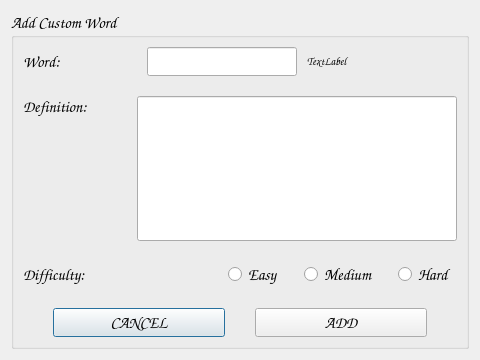
Old version of the form GUI/Forms/addcustomworddialog.ui in the repository dmitrykitty/hang-game.
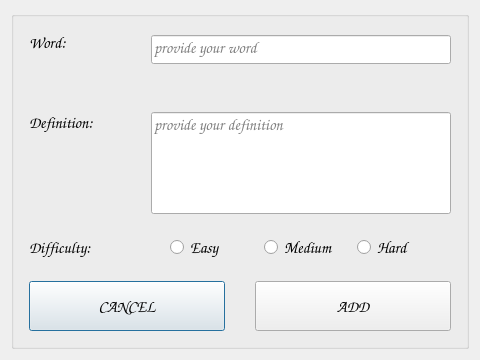
New version of the form.

The edit to the form file:
```diff
--- a/GUI/Forms/addcustomworddialog.ui
+++ b/GUI/Forms/addcustomworddialog.ui
@@ -38,79 +38,164 @@
       <font>
        <family>Comic Sans MS</family>
        <pointsize>12</pointsize>
+       <underline>false</underline>
+       <kerning>true</kerning>
       </font>
      </property>
      <property name="title">
-      <string>Add Custom Word</string>
+      <string/>
+     </property>
+     <property name="alignment">
+      <set>Qt::AlignmentFlag::AlignLeading|Qt::AlignmentFlag::AlignLeft|Qt::AlignmentFlag::AlignTop</set>
+     </property>
+     <property name="flat">
+      <bool>true</bool>
+     </property>
+     <property name="checkable">
+      <bool>false</bool>
      </property>
      <layout class="QGridLayout" name="gridLayout">
-      <item row="0" column="0">
-       <layout class="QVBoxLayout" name="verticalLayout">
-        <property name="spacing">
+      <property name="leftMargin">
+       <number>15</number>
+      </property>
+      <property name="topMargin">
+       <number>15</number>
+      </property>
+      <property name="rightMargin">
+       <number>15</number>
+      </property>
+      <property name="bottomMargin">
+       <number>15</number>
+      </property>
+      <property name="horizontalSpacing">
+       <number>10</number>
+      </property>
+      <property name="verticalSpacing">
          <number>20</number>
         </property>
-        <item>
+      <item row="0" column="0">
          <layout class="QHBoxLayout" name="horizontalLayout_4">
-          <property name="spacing">
-           <number>10</number>
+        <property name="sizeConstraint">
+         <enum>QLayout::SizeConstraint::SetFixedSize</enum>
           </property>
           <item>
            <widget class="QLabel" name="labelWord">
+          <property name="sizePolicy">
+           <sizepolicy hsizetype="Preferred" vsizetype="Minimum">
+            <horstretch>0</horstretch>
+            <verstretch>0</verstretch>
+           </sizepolicy>
+          </property>
+          <property name="minimumSize">
+           <size>
+            <width>0</width>
+            <height>60</height>
+           </size>
+          </property>
             <property name="font">
              <font>
               <family>Comic Sans MS</family>
               <pointsize>12</pointsize>
+            <underline>false</underline>
+            <kerning>true</kerning>
              </font>
             </property>
             <property name="text">
              <string>Word:</string>
             </property>
+          <property name="alignment">
+           <set>Qt::AlignmentFlag::AlignLeading|Qt::AlignmentFlag::AlignLeft|Qt::AlignmentFlag::AlignTop</set>
+          </property>
            </widget>
           </item>
           <item>
-           <widget class="QLineEdit" name="lineEdit">
+         <layout class="QVBoxLayout" name="verticalLayout">
+          <property name="rightMargin">
+           <number>0</number>
+          </property>
+          <item>
+           <widget class="QLineEdit" name="lineEditWord">
             <property name="sizePolicy">
-             <sizepolicy hsizetype="Minimum" vsizetype="Fixed">
+             <sizepolicy hsizetype="Fixed" vsizetype="Fixed">
               <horstretch>0</horstretch>
               <verstretch>0</verstretch>
              </sizepolicy>
             </property>
             <property name="minimumSize">
              <size>
-              <width>150</width>
+              <width>300</width>
               <height>0</height>
              </size>
             </property>
+            <property name="font">
+             <font>
+              <family>Comic Sans MS</family>
+              <pointsize>12</pointsize>
+              <underline>false</underline>
+              <kerning>true</kerning>
+             </font>
+            </property>
+            <property name="text">
+             <string/>
+            </property>
+            <property name="alignment">
+             <set>Qt::AlignmentFlag::AlignLeading|Qt::AlignmentFlag::AlignLeft|Qt::AlignmentFlag::AlignTop</set>
+            </property>
+            <property name="placeholderText">
+             <string>provide your word</string>
+            </property>
            </widget>
           </item>
           <item>
            <widget class="QLabel" name="labelWordError">
             <property name="sizePolicy">
-             <sizepolicy hsizetype="Minimum" vsizetype="Preferred">
+             <sizepolicy hsizetype="Minimum" vsizetype="Fixed">
               <horstretch>0</horstretch>
               <verstretch>0</verstretch>
              </sizepolicy>
             </property>
             <property name="minimumSize">
              <size>
-              <width>150</width>
-              <height>0</height>
+              <width>0</width>
+              <height>20</height>
+             </size>
+            </property>
+            <property name="maximumSize">
+             <size>
+              <width>16777215</width>
+              <height>20</height>
              </size>
             </property>
             <property name="font">
              <font>
               <family>Comic Sans MS</family>
-              <pointsize>8</pointsize>
+              <pointsize>10</pointsize>
+              <underline>false</underline>
+              <kerning>true</kerning>
              </font>
             </property>
+            <property name="lineWidth">
+             <number>0</number>
+            </property>
             <property name="text">
-             <string>TextLabel</string>
+             <string/>
+            </property>
+            <property name="scaledContents">
+             <bool>false</bool>
+            </property>
+            <property name="alignment">
+             <set>Qt::AlignmentFlag::AlignBottom|Qt::AlignmentFlag::AlignLeading|Qt::AlignmentFlag::AlignLeft</set>
+            </property>
+            <property name="wordWrap">
+             <bool>false</bool>
             </property>
            </widget>
           </item>
          </layout>
         </item>
-        <item>
+       </layout>
+      </item>
+      <item row="1" column="0">
          <layout class="QHBoxLayout" name="horizontalLayout_3">
           <item>
            <widget class="QLabel" name="labelDefinition">
@@ -124,6 +209,8 @@
              <font>
               <family>Comic Sans MS</family>
               <pointsize>12</pointsize>
+            <underline>false</underline>
+            <kerning>true</kerning>
              </font>
             </property>
             <property name="text">
@@ -144,16 +231,42 @@
             </property>
             <property name="minimumSize">
              <size>
-              <width>320</width>
+            <width>300</width>
               <height>0</height>
              </size>
             </property>
+          <property name="font">
+           <font>
+            <family>Comic Sans MS</family>
+            <pointsize>12</pointsize>
+            <underline>false</underline>
+            <kerning>true</kerning>
+           </font>
+          </property>
+          <property name="text">
+           <string/>
+          </property>
+          <property name="frame">
+           <bool>true</bool>
+          </property>
+          <property name="cursorPosition">
+           <number>0</number>
+          </property>
+          <property name="alignment">
+           <set>Qt::AlignmentFlag::AlignLeading|Qt::AlignmentFlag::AlignLeft|Qt::AlignmentFlag::AlignTop</set>
+          </property>
+          <property name="dragEnabled">
+           <bool>false</bool>
+          </property>
+          <property name="placeholderText">
+           <string>provide your definition</string>
+          </property>
            </widget>
           </item>
          </layout>
         </item>
-        <item>
-         <layout class="QHBoxLayout" name="horizontalLayout">
+      <item row="2" column="0">
+       <layout class="QHBoxLayout" name="horizontalLayout_5" stretch="1,2">
           <item>
            <widget class="QLabel" name="labelDifficulty">
             <property name="sizePolicy">
@@ -166,6 +279,8 @@
              <font>
               <family>Comic Sans MS</family>
               <pointsize>12</pointsize>
+            <underline>false</underline>
+            <kerning>true</kerning>
              </font>
             </property>
             <property name="text">
@@ -174,7 +289,18 @@
            </widget>
           </item>
           <item>
+         <layout class="QHBoxLayout" name="horizontalLayout">
+          <property name="sizeConstraint">
+           <enum>QLayout::SizeConstraint::SetDefaultConstraint</enum>
+          </property>
+          <item>
            <widget class="QRadioButton" name="radioButtonEasy">
+            <property name="sizePolicy">
+             <sizepolicy hsizetype="Preferred" vsizetype="Preferred">
+              <horstretch>0</horstretch>
+              <verstretch>0</verstretch>
+             </sizepolicy>
+            </property>
             <property name="text">
              <string>Easy</string>
             </property>
@@ -182,6 +308,12 @@
           </item>
           <item>
            <widget class="QRadioButton" name="radioButtonMedium">
+            <property name="sizePolicy">
+             <sizepolicy hsizetype="Preferred" vsizetype="Fixed">
+              <horstretch>0</horstretch>
+              <verstretch>0</verstretch>
+             </sizepolicy>
+            </property>
             <property name="text">
              <string>Medium</string>
             </property>
@@ -189,6 +321,12 @@
           </item>
           <item>
            <widget class="QRadioButton" name="radioButtonHard">
+            <property name="sizePolicy">
+             <sizepolicy hsizetype="Preferred" vsizetype="Fixed">
+              <horstretch>0</horstretch>
+              <verstretch>0</verstretch>
+             </sizepolicy>
+            </property>
             <property name="text">
              <string>Hard</string>
             </property>
@@ -196,19 +334,27 @@
           </item>
          </layout>
         </item>
-        <item>
+       </layout>
+      </item>
+      <item row="3" column="0">
          <layout class="QHBoxLayout" name="horizontalLayout_2">
           <property name="spacing">
            <number>30</number>
           </property>
           <property name="leftMargin">
-           <number>30</number>
+         <number>0</number>
           </property>
           <property name="rightMargin">
-           <number>30</number>
+         <number>0</number>
           </property>
           <item>
            <widget class="QPushButton" name="pushButtonCancel">
+          <property name="minimumSize">
+           <size>
+            <width>0</width>
+            <height>50</height>
+           </size>
+          </property>
             <property name="text">
              <string>CANCEL</string>
             </property>
@@ -216,12 +362,16 @@
           </item>
           <item>
            <widget class="QPushButton" name="pushButtonAdd">
+          <property name="minimumSize">
+           <size>
+            <width>0</width>
+            <height>50</height>
+           </size>
+          </property>
             <property name="text">
              <string>ADD</string>
             </property>
            </widget>
-          </item>
-         </layout>
         </item>
        </layout>
       </item>
```
Left out of the diff: 2 changed lines with no effect on the pictures. Lines whose indentation alone changed are shown as unchanged.
